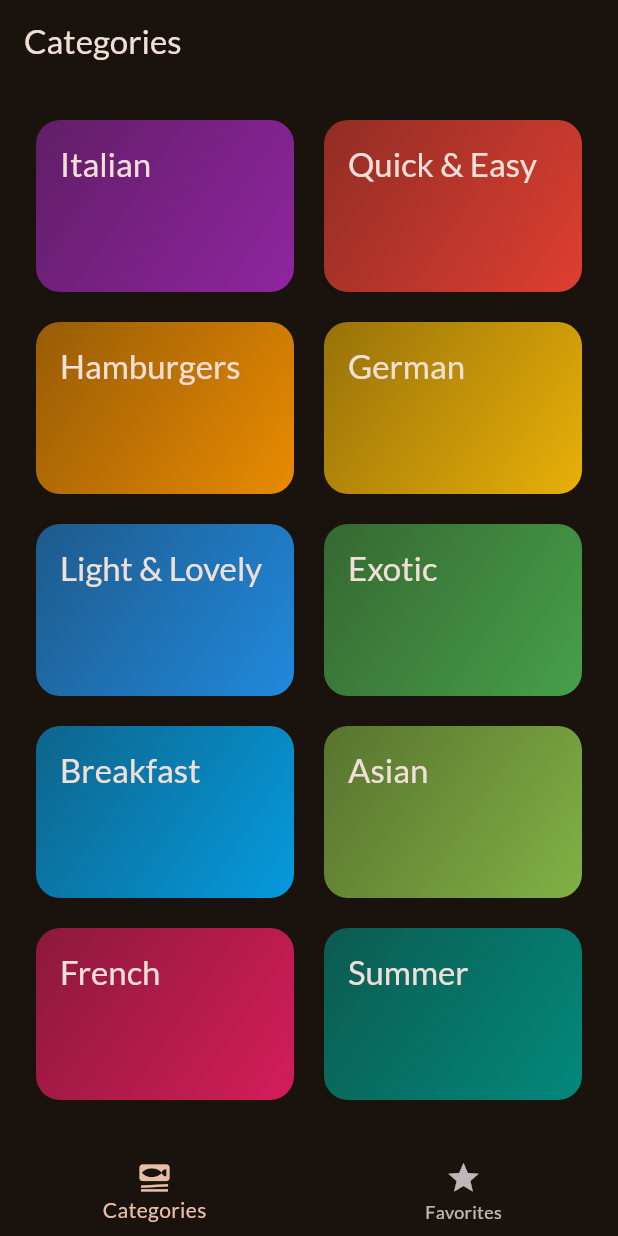
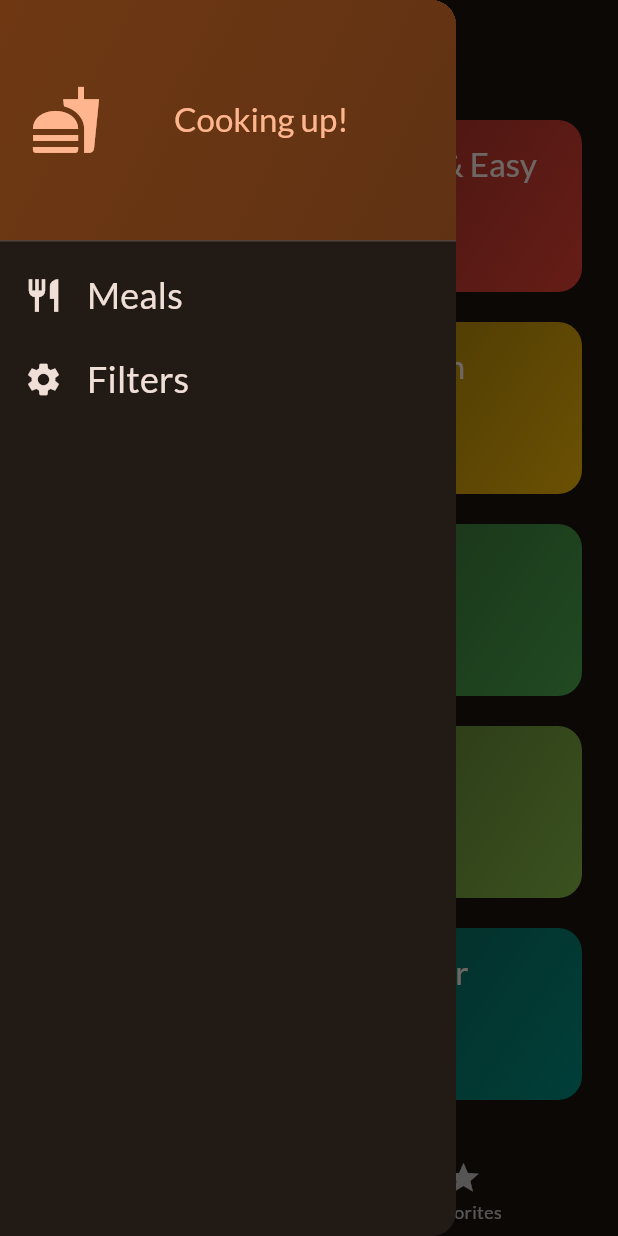
Before and after one commit to marcellus-saputra/udemy_meals2, a Flutter app: the screen it shows after launch, with the side drawer open (before the commit the screen has no drawer), on a phone screen of 412 x 824 dp. Run offline on Flutter 3.47's test engine with Material 2 defaults, Android fonts, the phone set to English and light mode, and no system bars; our stand-ins replace google_fonts, transparent_image.

Commit message:
Added filtering meals

```diff
--- a/lib/screens/categories.dart
+++ b/lib/screens/categories.dart
@@ -10,14 +10,16 @@
   const CategoriesScreen({
     super.key,
     required this.onToggleFavorite,
+    required this.availableMeals,
   });
   static const routeName = '/categories';
 
   final void Function(Meal meal) onToggleFavorite;
+  final List<Meal> availableMeals;
 
   void _selectCategory(BuildContext context, Category category) {
     final meals =
-        dummyMeals.where((meal) => meal.categories.contains(category.id));
+        availableMeals.where((meal) => meal.categories.contains(category.id));
     Navigator.of(context).push(MaterialPageRoute(
       builder: (ctx) => MealsScreen(
         title: category.title,
--- a/lib/screens/tabs.dart
+++ b/lib/screens/tabs.dart
@@ -1,8 +1,18 @@
 import 'package:flutter/material.dart';
+import 'package:udemy_meals2/data/dummy_data.dart';
 import 'package:udemy_meals2/screens/categories.dart';
 
 import 'meals.dart';
 import '../models/meal.dart';
+import '../widgets/main_drawer.dart';
+import 'filters.dart';
+
+const kInitialFilters = {
+  Filter.glutenFree: false,
+  Filter.lactoseFree: false,
+  Filter.vegetarian: false,
+  Filter.vegan: false,
+};
 
 class TabsScreen extends StatefulWidget {
   const TabsScreen({super.key});
@@ -14,6 +24,7 @@
 class _TabsScreenState extends State<TabsScreen> {
   int _selectedPageIndex = 0;
   final List<Meal> _favoriteMeals = [];
+  Map<Filter, bool> _selectedFilters = kInitialFilters;
 
   void _showInfoMessage(String message) {
     ScaffoldMessenger.of(context).clearSnackBars();
@@ -52,10 +63,43 @@
     );
   }
 
+  void _setScreen(String identifier) async {
+    Navigator.of(context).pop();
+    if (identifier == 'filters') {
+      final result = await Navigator.of(context).push<Map<Filter, bool>>(
+        MaterialPageRoute(
+          builder: (ctx) => FiltersScreen(
+            currentFilters: _selectedFilters,
+          ),
+        ),
+      );
+      setState(() {
+        print(result);
+        _selectedFilters = result ?? kInitialFilters;
+      });
+    }
+  }
+
   @override
   Widget build(BuildContext context) {
+    final availableMeals = dummyMeals.where((meal) {
+      if (_selectedFilters[Filter.glutenFree]! && !meal.isGlutenFree) {
+        return false;
+      }
+      if (_selectedFilters[Filter.lactoseFree]! && !meal.isLactoseFree) {
+        return false;
+      }
+      if (_selectedFilters[Filter.vegetarian]! && !meal.isVegetarian) {
+        return false;
+      }
+      if (_selectedFilters[Filter.vegan]! && !meal.isVegan) {
+        return false;
+      }
+      return true;
+    }).toList();
     Widget activePage = CategoriesScreen(
       onToggleFavorite: _toggleMealFavoriteStatus,
+      availableMeals: availableMeals,
     );
     String activePageTitle = 'Categories';
     if (_selectedPageIndex == 1) {
@@ -68,6 +112,9 @@
     return Scaffold(
       appBar: AppBar(
         title: Text(activePageTitle),
+      ),
+      drawer: MainDrawer(
+        onSelectScreen: _setScreen,
       ),
       body: activePage,
       bottomNavigationBar: BottomNavigationBar(
--- a/lib/widgets/category_card.dart
+++ b/lib/widgets/category_card.dart
@@ -1,7 +1,4 @@
-import 'package:flutter/foundation.dart';
 import 'package:flutter/material.dart';
-import 'package:flutter/src/widgets/framework.dart';
-import 'package:flutter/src/widgets/placeholder.dart';
 
 import '../models/category.dart' as meal;
 
--- /dev/null
+++ b/lib/widgets/main_drawer.dart
@@ -0,0 +1,86 @@
+import 'package:flutter/material.dart';
+
+class MainDrawer extends StatelessWidget {
+  const MainDrawer({
+    super.key,
+    required this.onSelectScreen,
+  });
+
+  final void Function(String identifier) onSelectScreen;
+
+  @override
+  Widget build(BuildContext context) {
+    return Drawer(
+      child: Column(
+        children: [
+          DrawerHeader(
+            padding: EdgeInsets.all(20),
+            decoration: BoxDecoration(
+              gradient: LinearGradient(
+                colors: [
+                  Theme.of(context).colorScheme.primaryContainer,
+                  Theme.of(context)
+                      .colorScheme
+                      .primaryContainer
+                      .withOpacity(0.8),
+                ],
+                begin: Alignment.topLeft,
+                end: Alignment.bottomRight,
+              ),
+            ),
+            child: Row(
+              children: [
+                Icon(
+                  Icons.fastfood,
+                  size: 48,
+                  color: Theme.of(context).colorScheme.primary,
+                ),
+                const SizedBox(
+                  width: 48,
+                ),
+                Text(
+                  'Cooking up!',
+                  style: Theme.of(context).textTheme.titleLarge!.copyWith(
+                        color: Theme.of(context).colorScheme.primary,
+                      ),
+                )
+              ],
+            ),
+          ),
+          ListTile(
+            leading: Icon(
+              Icons.restaurant,
+              size: 26,
+              color: Theme.of(context).colorScheme.onBackground,
+            ),
+            title: Text(
+              'Meals',
+              style: Theme.of(context).textTheme.titleSmall!.copyWith(
+                  color: Theme.of(context).colorScheme.onBackground,
+                  fontSize: 24),
+            ),
+            onTap: () {
+              onSelectScreen('meals');
+            },
+          ),
+          ListTile(
+            leading: Icon(
+              Icons.settings,
+              size: 26,
+              color: Theme.of(context).colorScheme.onBackground,
+            ),
+            title: Text(
+              'Filters',
+              style: Theme.of(context).textTheme.titleSmall!.copyWith(
+                  color: Theme.of(context).colorScheme.onBackground,
+                  fontSize: 24),
+            ),
+            onTap: () {
+              onSelectScreen('filters');
+            },
+          ),
+        ],
+      ),
+    );
+  }
+}
```
Also changed, not shown: lib/screens/filters.dart (added, +152 -0 lines).
